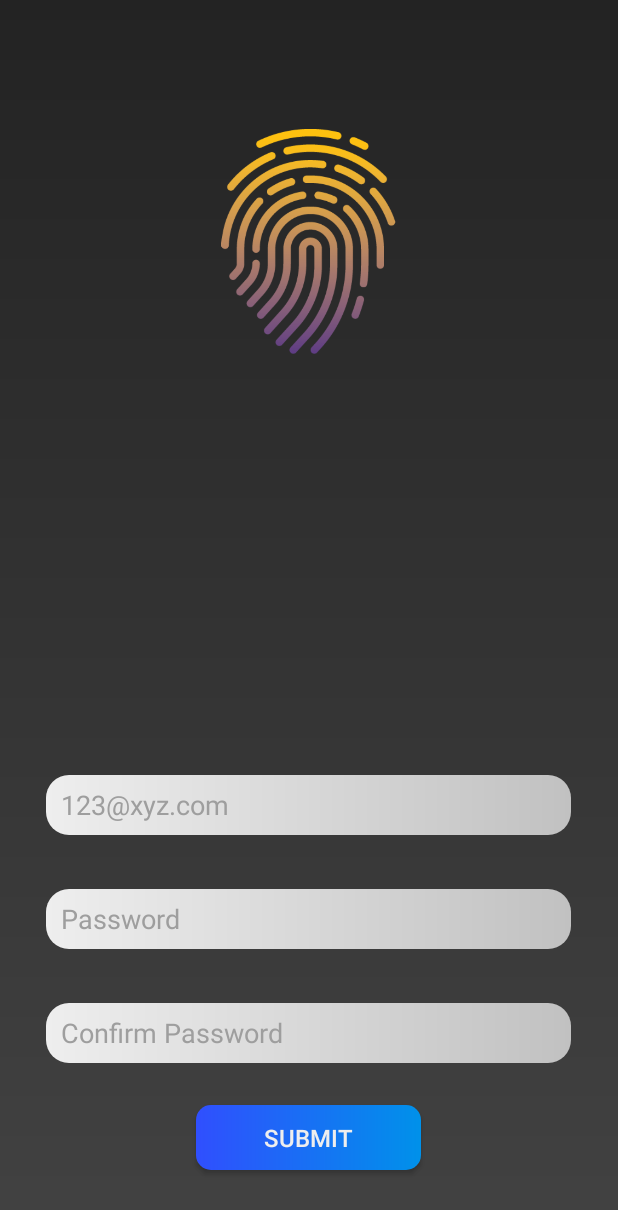
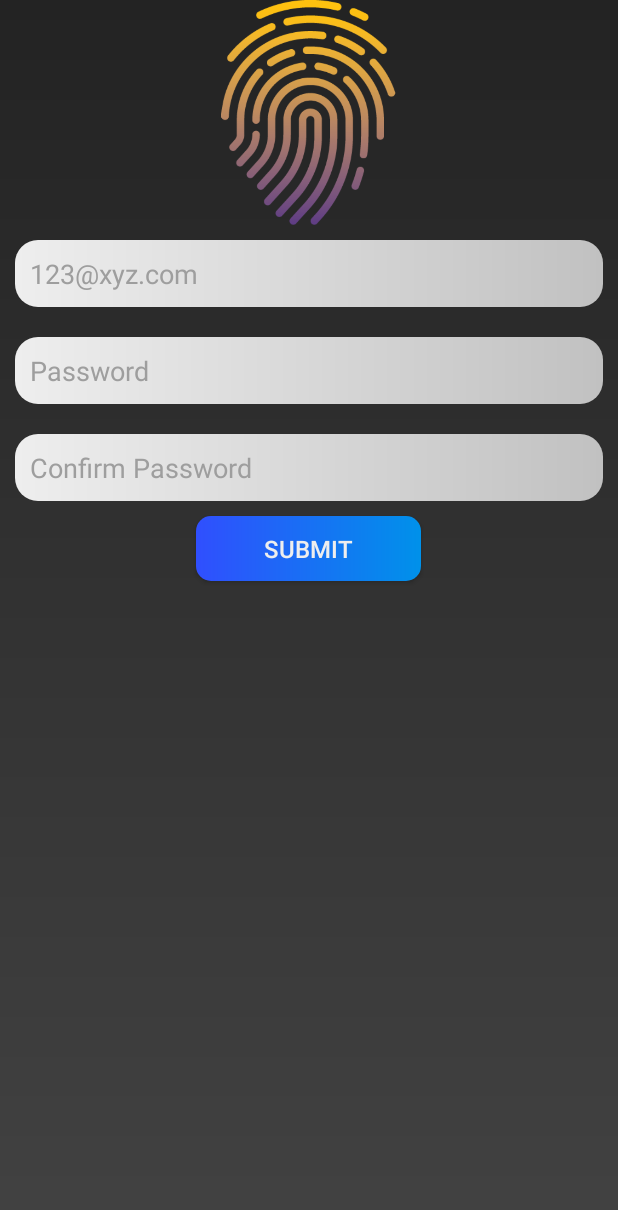
Before and after one commit to karan26796/News, an Android app: the SignUpActivity screen opened directly, with no data from a screen before it, on a phone screen of 412 x 824 dp. Shown: the top 1210 px of the screen. Run offline under Robolectric (Android 15) with nearby library versions, the phone set to English and light mode, and no system bars.

Commit message:
03.02.18

```diff
--- a/app/src/main/java/com/example/karan/news/activities/BaseActivity.java
+++ b/app/src/main/java/com/example/karan/news/activities/BaseActivity.java
@@ -1,5 +1,6 @@
 package com.example.karan.news.activities;
 
+import android.app.Activity;
 import android.content.SharedPreferences;
 import android.os.Bundle;
 import android.preference.PreferenceManager;
@@ -45,7 +46,7 @@ public abstract class BaseActivity extends AppCompatActivity {
         setContentView(getLayoutResourceId());
 
         // sets up activity layout_actionbar if any
-        configureToolbar();
+        configureToolbar(this);
     }
 
     @Override
@@ -78,7 +79,7 @@ public abstract class BaseActivity extends AppCompatActivity {
      *
      * Retrieves the layout_actionbar ID along with title if any.
      */
-    protected void configureToolbar() {
+    protected void configureToolbar(Activity activity) {
 
         toolbar = (Toolbar) findViewById(getToolbarID());
 
@@ -89,6 +90,7 @@ public abstract class BaseActivity extends AppCompatActivity {
             // sets activity title
             // handle NullPointerException
             if (getSupportActionBar() != null)
+                getSupportActionBar().setDisplayHomeAsUpEnabled(true);
                 getSupportActionBar().setTitle(getToolbarTitle());
         }
     }
--- a/app/src/main/java/com/example/karan/news/utils/LaunchManager.java
+++ b/app/src/main/java/com/example/karan/news/utils/LaunchManager.java
@@ -65,7 +65,6 @@ public class LaunchManager {
         intent.putExtra(Constants.COLOR_VALUE,color);
         intent.putExtra(Constants.NEWS_DETAILS, newsItem);
         activity.startActivity(intent);
-        activity.finish();
     }
     //Exit app method used to exit app from homepage
     public static void exitApp(Activity activity){
--- a/app/src/main/res/layout/activity_login.xml
+++ b/app/src/main/res/layout/activity_login.xml
@@ -40,8 +40,7 @@
         android:inputType="text|textEmailAddress"
         android:lines="1"
         android:maxLength="30"
-        android:maxLines="1"
-        android:minLines="1"
+        android:singleLine="true"
         android:paddingStart="@dimen/padding_small"
         android:paddingEnd="@dimen/padding_small"
         android:textColor="@color/filler"
@@ -59,8 +58,7 @@
         android:hint="@string/hint_password"
         android:lines="1"
         android:maxLength="12"
-        android:maxLines="1"
-        android:minLines="1"
+        android:singleLine="true"
         android:paddingEnd="@dimen/padding_smaller"
         android:paddingStart="@dimen/padding_small"
         android:password="true"
--- a/app/src/main/res/layout/activity_news_list.xml
+++ b/app/src/main/res/layout/activity_news_list.xml
@@ -10,11 +10,6 @@
 
     <include layout="@layout/content_news_activity" />
 
-    <include
-        android:id="@+id/action_bar"
-        layout="@layout/layout_actionbar"
-        android:layout_width="wrap_content"
-        android:layout_height="wrap_content" />
 
     <android.support.design.widget.NavigationView
         android:id="@+id/nav_view"
--- a/app/src/main/res/layout/activity_sign_up.xml
+++ b/app/src/main/res/layout/activity_sign_up.xml
@@ -1,5 +1,5 @@
 <?xml version="1.0" encoding="utf-8"?>
-<RelativeLayout xmlns:android="http://schemas.android.com/apk/res/android"
+<LinearLayout xmlns:android="http://schemas.android.com/apk/res/android"
     xmlns:app="http://schemas.android.com/apk/res-auto"
     android:layout_width="match_parent"
     android:layout_height="match_parent"
@@ -8,78 +8,64 @@
 
     <ImageView
         android:id="@+id/sign_up_image"
-        android:contentDescription="@string/desc"
         android:layout_width="@dimen/layout_parameter_medium"
         android:layout_height="@dimen/layout_parameter_medium"
-        android:layout_alignParentTop="true"
-        android:layout_centerHorizontal="true"
-        android:layout_marginTop="86sp"
+        android:layout_gravity="center_horizontal"
+        android:contentDescription="@string/desc"
         app:srcCompat="@drawable/ic_fingerprint" />
+
+
+    <EditText
+        android:id="@+id/sign_up_new_email"
+        android:layout_width="match_parent"
+        android:layout_height="wrap_content"
+        android:layout_gravity="center_vertical"
+        android:layout_margin="10dp"
+        android:background="@drawable/btn_gradient_gray"
+        android:hint="@string/hint_username"
+        android:inputType="textEmailAddress"
+        android:padding="@dimen/padding_small"
+        android:textColor="@color/filler"
+        android:textColorHint="@color/hintColor" />
+
+    <EditText
+        android:id="@+id/sign_up_new_pass"
+        android:layout_width="match_parent"
+        android:layout_height="wrap_content"
+        android:layout_margin="10dp"
+        android:background="@drawable/btn_gradient_gray"
+        android:hint="@string/hint_password"
+        android:lines="1"
+        android:maxLength="12"
+        android:padding="@dimen/padding_small"
+        android:password="true"
+        android:singleLine="true"
+        android:textAllCaps="false"
+        android:textColor="@color/filler"
+        android:textColorHint="@color/hintColor" />
+
+    <EditText
+        android:id="@+id/sign_up_con_pass"
+        android:layout_width="match_parent"
+        android:layout_height="wrap_content"
+        android:layout_margin="10dp"
+        android:background="@drawable/btn_gradient_gray"
+        android:hint="@string/hint_confirm_password"
+        android:maxLength="12"
+        android:padding="@dimen/padding_small"
+        android:password="true"
+        android:singleLine="true"
+        android:textColor="@color/filler"
+        android:textColorHint="@color/hintColor" />
 
     <Button
         android:id="@+id/btn_submit"
         android:layout_width="@dimen/button_width"
         android:layout_height="@dimen/button_height"
+        android:layout_gravity="center_horizontal"
         android:background="@drawable/btn_gradient_blue"
         android:text="@string/submit"
         android:textColor="@color/white"
-        android:textSize="16sp"
-        android:layout_marginBottom="44sp"
-        android:layout_alignParentBottom="true"
-        android:layout_centerHorizontal="true" />
+        android:textSize="16sp" />
 
-    <EditText
-        android:id="@+id/sign_up_new_email"
-        android:layout_width="@dimen/edit_text_width"
-        android:layout_height="@dimen/edit_text_height"
-        android:layout_above="@+id/sign_up_new_pass"
-        android:layout_centerHorizontal="true"
-        android:layout_marginBottom="36sp"
-        android:background="@drawable/btn_gradient_gray"
-        android:hint="@string/hint_username"
-        android:inputType="textEmailAddress"
-        android:lines="1"
-        android:maxLength="30"
-        android:singleLine="true"
-        android:paddingEnd="@dimen/padding_small"
-        android:paddingStart="@dimen/padding_small"
-        android:textColor="@color/filler"
-        android:textColorHint="@color/hintColor" />
-
-    <EditText
-        android:id="@+id/sign_up_con_pass"
-        android:layout_width="@dimen/edit_text_width"
-        android:layout_height="@dimen/edit_text_height"
-        android:background="@drawable/btn_gradient_gray"
-        android:hint="@string/hint_confirm_password"
-        android:maxLength="12"
-        android:paddingStart="@dimen/padding_small"
-        android:paddingEnd="@dimen/padding_small"
-        android:password="true"
-        android:singleLine="true"
-        android:textColor="@color/filler"
-        android:textColorHint="@color/hintColor"
-        android:layout_marginBottom="28sp"
-        android:layout_above="@+id/btn_submit"
-        android:layout_alignStart="@+id/sign_up_new_pass" />
-
-    <EditText
-        android:id="@+id/sign_up_new_pass"
-        android:layout_width="@dimen/edit_text_width"
-        android:layout_height="@dimen/edit_text_height"
-        android:layout_above="@+id/sign_up_con_pass"
-        android:layout_alignStart="@+id/sign_up_new_email"
-        android:layout_marginBottom="36dp"
-        android:background="@drawable/btn_gradient_gray"
-        android:hint="@string/hint_password"
-        android:lines="1"
-        android:maxLength="12"
-        android:singleLine="true"
-        android:paddingEnd="@dimen/padding_small"
-        android:paddingStart="@dimen/padding_small"
-        android:password="true"
-        android:textAllCaps="false"
-        android:textColor="@color/filler"
-        android:textColorHint="@color/hintColor" />
-
-</RelativeLayout>
+</LinearLayout>
--- a/app/src/main/res/layout/nav_header_main.xml
+++ b/app/src/main/res/layout/nav_header_main.xml
@@ -22,7 +22,6 @@
         android:id="@+id/header_layout_text_view"
         android:layout_width="match_parent"
         android:layout_height="wrap_content"
-        android:paddingTop="@dimen/nav_header_vertical_spacing"
         android:text="@string/app_name"
         android:textColor="@color/white"
         android:textSize="18sp" />
--- a/app/src/main/res/values/attrs.xml
+++ b/app/src/main/res/values/attrs.xml
@@ -5,7 +5,7 @@
 
     <attr name="bg_color" format="reference"/>
     <attr name="bg_color_1" format="reference"/>
-
+    <attr name="status_color" format="reference"/>
     <attr name="toolbar_color" format="reference"/>
 
     <attr name="text_size" format="reference" />
--- a/app/src/main/res/values/colors.xml
+++ b/app/src/main/res/values/colors.xml
@@ -29,6 +29,8 @@
     <color name="button_gradient_color_1">#0091ea</color>
     <color name="button_gradient_color_2">#304ffe</color>
     <color name="purple">#9e12ff</color>
+    <color name="red">#ff1744</color>
+    <color name="teal">#1de9b6</color>
     <color name="drawer_blue">#35c1fe</color>
     <color name="white">#eeeeee</color>
     <color name="background_material">#1f1f1f</color>
--- a/app/src/main/res/values/styles.xml
+++ b/app/src/main/res/values/styles.xml
@@ -25,7 +25,7 @@
 
         <item name="bg_color">@color/white</item>
         <item name="bg_color_1">@color/off_white</item>
-
+        <item name="status_color">@color/red</item>
         <item name="toolbar_color">@color/colorPrimaryDark</item>
 
         <item name="cardview_bg_color">@color/white</item>
@@ -47,9 +47,10 @@
         <item name="text_color_secondary">@color/off_white</item>
         <item name="text_color_tertiary">@color/off_white</item>
 
-        <item name="bg_color">@color/light_gray</item>
+        <item name="bg_color">@color/black_1</item>
         <item name="bg_color_1">@color/gray</item>
 
+        <item name="status_color">@color/teal</item>
         <item name="toolbar_color">@color/gray_dark</item>
 
         <item name="cardview_bg_color">@color/gray_dark</item>
--- a/build.gradle
+++ b/build.gradle
@@ -5,7 +5,7 @@ buildscript {
         jcenter()
     }
     dependencies {
-        classpath 'com.android.tools.build:gradle:2.3.0'
+        classpath 'com.android.tools.build:gradle:2.3.3'
         classpath 'com.google.gms:google-services:3.1.0'
 
         // NOTE: Do not place your application dependencies here; they belong
```
Also changed, not shown: app/src/main/java/com/example/karan/news/activities/NewsDetailsActivity.java (+17 -8 lines), app/src/main/java/com/example/karan/news/activities/NewsHomeActivity.java (+8 -11 lines), app/src/main/java/com/example/karan/news/recycler_view/NewsViewHolder.java (+5 -3 lines), app/src/main/res/layout/activity_news_details.xml (+4 -30 lines), app/src/main/res/layout/content_news_activity.xml (+6 -4 lines), app/src/main/res/layout/fragment_news_activity.xml (+5 -17 lines), app/src/main/res/layout/layout_actionbar.xml (+4 -10 lines), app/src/main/res/layout/news_card.xml (+32 -47 lines).
